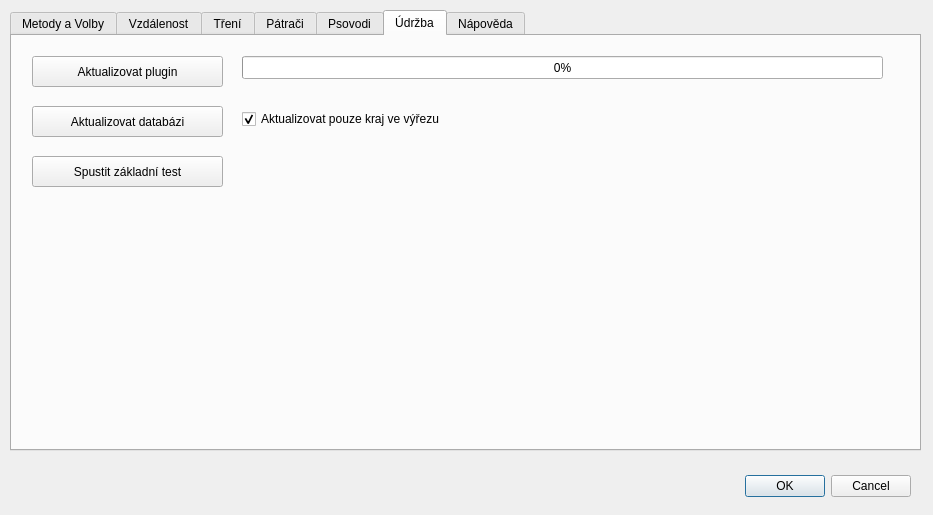
Before: the Qt Designer form ui/settings.ui in ruz76/qgis_patrac_3, drawn with Qt 5.
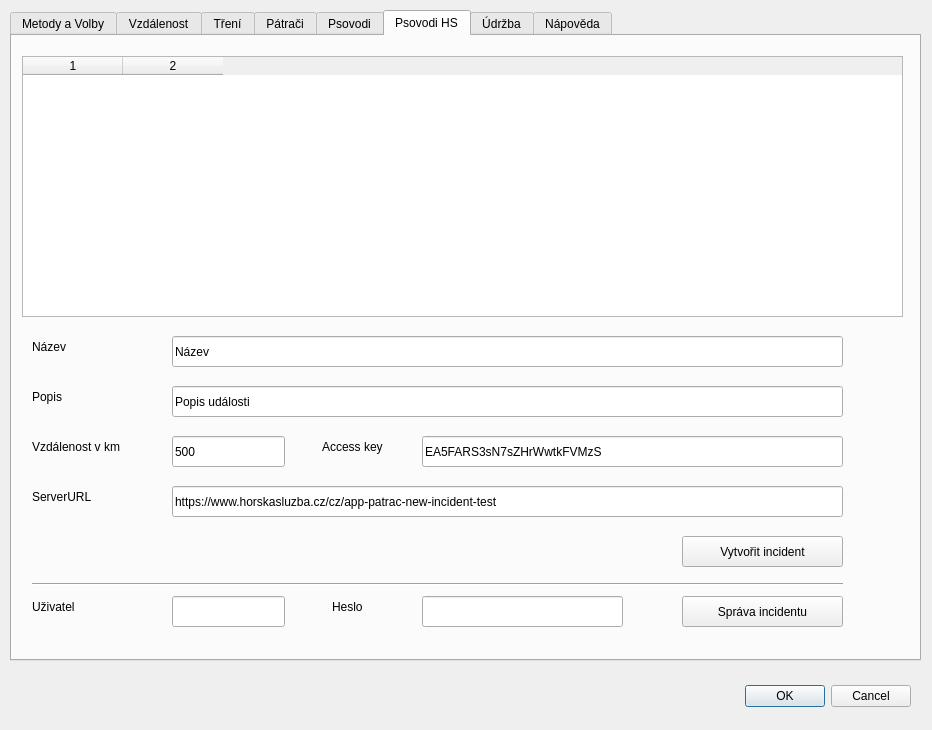
After: the same form once the commit is applied.

Commit message: HS searchers incidents implementation.

Diff of the .ui file:
```diff
--- a/ui/settings.ui
+++ b/ui/settings.ui
@@ -6,8 +6,8 @@
    <rect>
     <x>0</x>
     <y>0</y>
-    <width>933</width>
-    <height>515</height>
+    <width>932</width>
+    <height>730</height>
    </rect>
   </property>
   <property name="windowTitle">
@@ -17,7 +17,7 @@
    <property name="geometry">
     <rect>
      <x>570</x>
-     <y>470</y>
+     <y>680</y>
      <width>341</width>
      <height>32</height>
     </rect>
@@ -35,7 +35,7 @@
      <x>10</x>
      <y>10</y>
      <width>911</width>
-     <height>441</height>
+     <height>651</height>
     </rect>
    </property>
    <property name="currentIndex">
@@ -721,6 +721,244 @@
      </property>
     </widget>
    </widget>
+   <widget class="QWidget" name="tab_UsersHS">
+    <attribute name="title">
+     <string>Psovodi HS</string>
+    </attribute>
+    <widget class="QTableWidget" name="tableWidgetSystemUsersHS">
+     <property name="geometry">
+      <rect>
+       <x>10</x>
+       <y>20</y>
+       <width>881</width>
+       <height>261</height>
+      </rect>
+     </property>
+     <property name="columnCount">
+      <number>2</number>
+     </property>
+     <column/>
+     <column/>
+    </widget>
+    <widget class="QLabel" name="labelAccessKey">
+     <property name="geometry">
+      <rect>
+       <x>310</x>
+       <y>400</y>
+       <width>91</width>
+       <height>21</height>
+      </rect>
+     </property>
+     <property name="text">
+      <string>Access key</string>
+     </property>
+    </widget>
+    <widget class="QLineEdit" name="lineEditAccessKey">
+     <property name="geometry">
+      <rect>
+       <x>410</x>
+       <y>400</y>
+       <width>421</width>
+       <height>31</height>
+      </rect>
+     </property>
+     <property name="text">
+      <string>EA5FARS3sN7sZHrWwtkFVMzS</string>
+     </property>
+    </widget>
+    <widget class="QLabel" name="labelDistance_2">
+     <property name="geometry">
+      <rect>
+       <x>20</x>
+       <y>400</y>
+       <width>131</width>
+       <height>21</height>
+      </rect>
+     </property>
+     <property name="text">
+      <string>Vzdálenost v km</string>
+     </property>
+    </widget>
+    <widget class="QLineEdit" name="lineEditDistance">
+     <property name="geometry">
+      <rect>
+       <x>160</x>
+       <y>400</y>
+       <width>113</width>
+       <height>31</height>
+      </rect>
+     </property>
+     <property name="text">
+      <string>500</string>
+     </property>
+    </widget>
+    <widget class="QPushButton" name="pushButtonCreateIncident">
+     <property name="geometry">
+      <rect>
+       <x>670</x>
+       <y>500</y>
+       <width>161</width>
+       <height>31</height>
+      </rect>
+     </property>
+     <property name="text">
+      <string>Vytvořit incident</string>
+     </property>
+    </widget>
+    <widget class="QLabel" name="labelUsername">
+     <property name="geometry">
+      <rect>
+       <x>20</x>
+       <y>560</y>
+       <width>77</width>
+       <height>21</height>
+      </rect>
+     </property>
+     <property name="text">
+      <string>Uživatel</string>
+     </property>
+    </widget>
+    <widget class="QLineEdit" name="lineEditUsername">
+     <property name="geometry">
+      <rect>
+       <x>160</x>
+       <y>560</y>
+       <width>113</width>
+       <height>31</height>
+      </rect>
+     </property>
+    </widget>
+    <widget class="QLabel" name="labelPassword">
+     <property name="geometry">
+      <rect>
+       <x>320</x>
+       <y>560</y>
+       <width>77</width>
+       <height>21</height>
+      </rect>
+     </property>
+     <property name="text">
+      <string>Heslo</string>
+     </property>
+    </widget>
+    <widget class="QLineEdit" name="lineEditPassword">
+     <property name="geometry">
+      <rect>
+       <x>410</x>
+       <y>560</y>
+       <width>201</width>
+       <height>31</height>
+      </rect>
+     </property>
+     <property name="echoMode">
+      <enum>QLineEdit::Password</enum>
+     </property>
+    </widget>
+    <widget class="QPushButton" name="pushButtonIncidentEdit">
+     <property name="geometry">
+      <rect>
+       <x>670</x>
+       <y>560</y>
+       <width>161</width>
+       <height>31</height>
+      </rect>
+     </property>
+     <property name="text">
+      <string>Správa incidentu</string>
+     </property>
+    </widget>
+    <widget class="Line" name="line_5">
+     <property name="geometry">
+      <rect>
+       <x>20</x>
+       <y>540</y>
+       <width>811</width>
+       <height>16</height>
+      </rect>
+     </property>
+     <property name="orientation">
+      <enum>Qt::Horizontal</enum>
+     </property>
+    </widget>
+    <widget class="QLabel" name="labelUrlHS">
+     <property name="geometry">
+      <rect>
+       <x>20</x>
+       <y>450</y>
+       <width>131</width>
+       <height>21</height>
+      </rect>
+     </property>
+     <property name="text">
+      <string>ServerURL</string>
+     </property>
+    </widget>
+    <widget class="QLineEdit" name="lineEditServerUrl">
+     <property name="geometry">
+      <rect>
+       <x>160</x>
+       <y>450</y>
+       <width>671</width>
+       <height>31</height>
+      </rect>
+     </property>
+     <property name="text">
+      <string>https://www.horskasluzba.cz/cz/app-patrac-new-incident-test</string>
+     </property>
+    </widget>
+    <widget class="QLabel" name="labelTitle">
+     <property name="geometry">
+      <rect>
+       <x>20</x>
+       <y>300</y>
+       <width>77</width>
+       <height>21</height>
+      </rect>
+     </property>
+     <property name="text">
+      <string>Název</string>
+     </property>
+    </widget>
+    <widget class="QLineEdit" name="lineEditTitle">
+     <property name="geometry">
+      <rect>
+       <x>160</x>
+       <y>300</y>
+       <width>671</width>
+       <height>31</height>
+      </rect>
+     </property>
+     <property name="text">
+      <string>Název</string>
+     </property>
+    </widget>
+    <widget class="QLabel" name="labelText">
+     <property name="geometry">
+      <rect>
+       <x>20</x>
+       <y>350</y>
+       <width>77</width>
+       <height>21</height>
+      </rect>
+     </property>
+     <property name="text">
+      <string>Popis</string>
+     </property>
+    </widget>
+    <widget class="QLineEdit" name="lineEditText">
+     <property name="geometry">
+      <rect>
+       <x>160</x>
+       <y>350</y>
+       <width>671</width>
+       <height>31</height>
+      </rect>
+     </property>
+     <property name="text">
+      <string>Popis události</string>
+     </property>
+    </widget>
+   </widget>
    <widget class="QWidget" name="tab_Tests">
     <attribute name="title">
      <string>Údržba</string>
```
Left out of the diff: 33 changed lines with no effect on the pictures. The commit also changes 1 other file.
